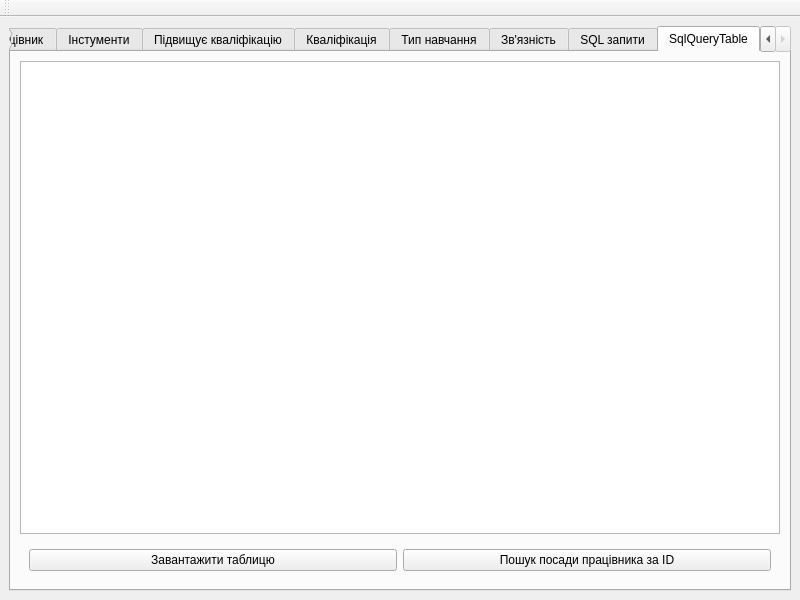
The window that LabWork/DataBase/5-6Lab/mainwindow.ui (AndriiBash/DDMA_Practic) describes before a commit, drawn with Qt 5.
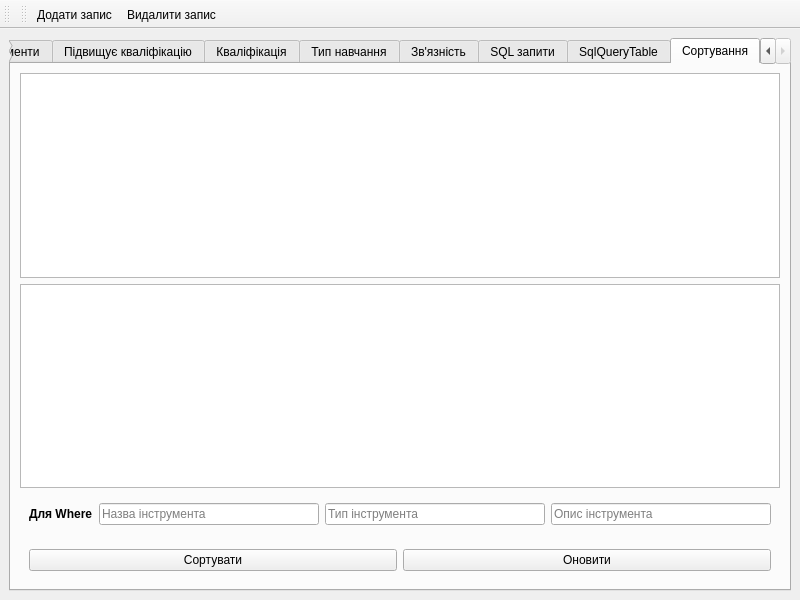
The same window after the commit.

Patch:
```diff
--- a/LabWork/DataBase/5-6Lab/mainwindow.ui
+++ b/LabWork/DataBase/5-6Lab/mainwindow.ui
@@ -21,7 +21,7 @@
        <enum>QTabWidget::Rounded</enum>
       </property>
       <property name="currentIndex">
-       <number>11</number>
+       <number>12</number>
       </property>
       <widget class="QWidget" name="tab">
        <attribute name="title">
@@ -332,6 +332,108 @@
              </property>
             </widget>
            </item>
+           <item>
+            <widget class="QPushButton" name="pushButton_6">
+             <property name="text">
+              <string>Сортувати за ріком народження</string>
+             </property>
+            </widget>
+           </item>
+          </layout>
+         </widget>
+        </item>
+       </layout>
+      </widget>
+      <widget class="QWidget" name="tab_13">
+       <attribute name="title">
+        <string>Сортування</string>
+       </attribute>
+       <layout class="QVBoxLayout" name="verticalLayout_3">
+        <item>
+         <widget class="QTableWidget" name="tableWidget"/>
+        </item>
+        <item>
+         <widget class="QTextEdit" name="textEdit">
+          <property name="readOnly">
+           <bool>true</bool>
+          </property>
+         </widget>
+        </item>
+        <item>
+         <widget class="QFrame" name="frame_5">
+          <property name="styleSheet">
+           <string notr="true">QFrame
+{
+border: 0px;
+}</string>
+          </property>
+          <property name="frameShape">
+           <enum>QFrame::StyledPanel</enum>
+          </property>
+          <property name="frameShadow">
+           <enum>QFrame::Raised</enum>
+          </property>
+          <layout class="QHBoxLayout" name="horizontalLayout_15">
+           <item>
+            <widget class="QLabel" name="label_3">
+             <property name="text">
+              <string>&lt;html&gt;&lt;head/&gt;&lt;body&gt;&lt;p&gt;&lt;span style=&quot; font-weight:700;&quot;&gt;Для Where&lt;/span&gt;&lt;/p&gt;&lt;/body&gt;&lt;/html&gt;</string>
+             </property>
+            </widget>
+           </item>
+           <item>
+            <widget class="QLineEdit" name="lineEdit">
+             <property name="placeholderText">
+              <string>Назва інструмента</string>
+             </property>
+            </widget>
+           </item>
+           <item>
+            <widget class="QLineEdit" name="lineEdit_2">
+             <property name="placeholderText">
+              <string>Тип інструмента</string>
+             </property>
+            </widget>
+           </item>
+           <item>
+            <widget class="QLineEdit" name="lineEdit_3">
+             <property name="placeholderText">
+              <string>Опис інструмента</string>
+             </property>
+            </widget>
+           </item>
+          </layout>
+         </widget>
+        </item>
+        <item>
+         <widget class="QFrame" name="frame_6">
+          <property name="styleSheet">
+           <string notr="true">QFrame
+{
+ border: 0px;
+}</string>
+          </property>
+          <property name="frameShape">
+           <enum>QFrame::StyledPanel</enum>
+          </property>
+          <property name="frameShadow">
+           <enum>QFrame::Raised</enum>
+          </property>
+          <layout class="QHBoxLayout" name="horizontalLayout_16">
+           <item>
+            <widget class="QPushButton" name="pushButton_7">
+             <property name="text">
+              <string>Сортувати</string>
+             </property>
+            </widget>
+           </item>
+           <item>
+            <widget class="QPushButton" name="pushButton_8">
+             <property name="text">
+              <string>Оновити</string>
+             </property>
+            </widget>
+           </item>
           </layout>
          </widget>
         </item>
@@ -352,6 +454,29 @@
     <bool>false</bool>
    </attribute>
   </widget>
+  <widget class="QToolBar" name="toolBar_2">
+   <property name="windowTitle">
+    <string>toolBar_2</string>
+   </property>
+   <attribute name="toolBarArea">
+    <enum>TopToolBarArea</enum>
+   </attribute>
+   <attribute name="toolBarBreak">
+    <bool>false</bool>
+   </attribute>
+   <addaction name="AddNew"/>
+   <addaction name="DeleteRow"/>
+  </widget>
+  <action name="AddNew">
+   <property name="text">
+    <string>Додати запис</string>
+   </property>
+  </action>
+  <action name="DeleteRow">
+   <property name="text">
+    <string>Видалити запис</string>
+   </property>
+  </action>
  </widget>
  <resources/>
  <connections/>
```
